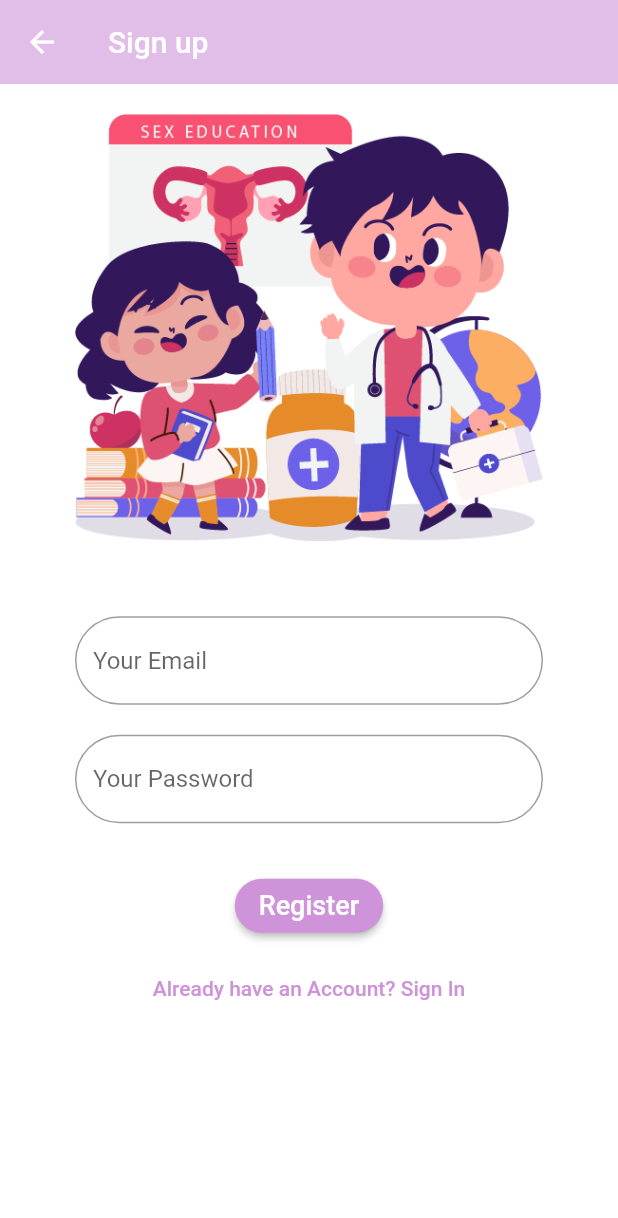
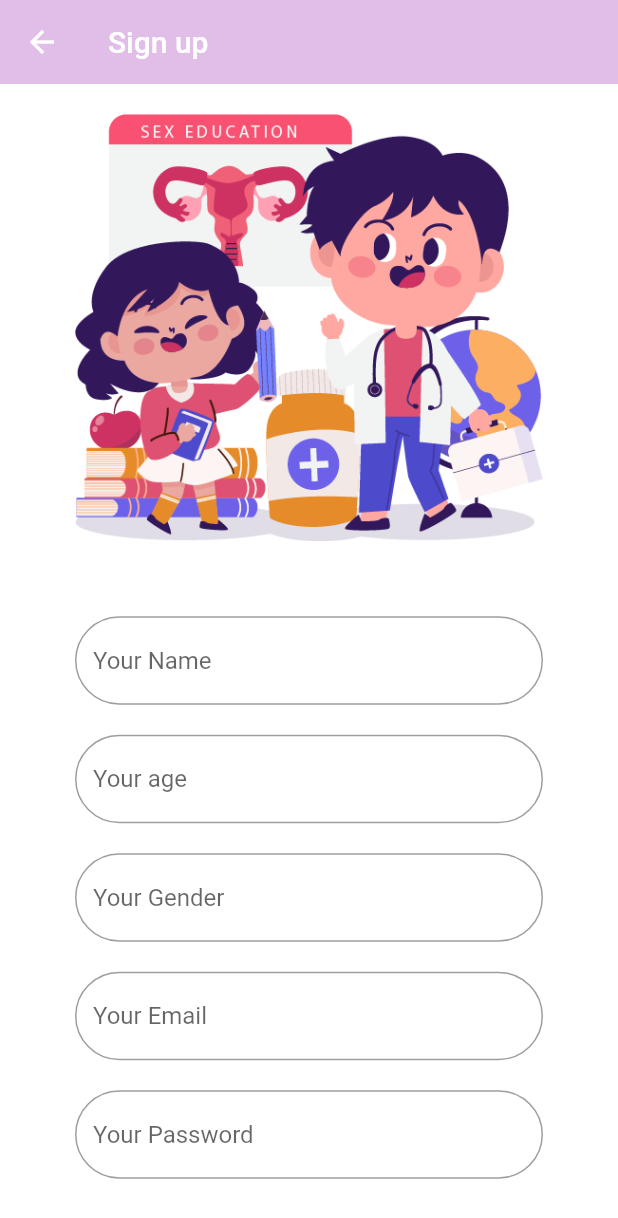
Before and after one commit to Ayushi-Singh-1903/Solution_Challenge, a Flutter app: the Register screen opened directly, on a phone screen of 412 x 824 dp. Shown: the top 1218 px of the screen. Run offline on Flutter 3.47's test engine with Material 2 defaults, Android fonts, the phone set to English and light mode, and no system bars; our stand-ins replace cloud_firestore, firebase_auth, firebase_core, flutter_spinkit; missing offline and left inert: url_launcher_android; accounts and stored records are empty.

Commit message:
new commit

```diff
--- a/lib/authentication/register.dart
+++ b/lib/authentication/register.dart
@@ -1,24 +1,29 @@
+import 'package:firebase_auth/firebase_auth.dart';
 import 'package:flutter/material.dart';
+import 'package:solution_challenge/loading.dart';
 import 'package:solution_challenge/service/auth.dart';
+import 'package:cloud_firestore/cloud_firestore.dart';
 class Register extends StatefulWidget {
   final  toggleView;
   const Register({Key? key,this.toggleView}):super(key:key);
-
-
-
   @override
   State<Register> createState() => _RegisterState();
 }
 
 class _RegisterState extends State<Register> {
+  final controller = TextEditingController();
   final AuthService _auth= AuthService();
   final _formKey = GlobalKey<FormState>();
+  bool loading = false;
   String email='';
+  String name= '';
+  String gender='';
+  String age='';
   String password='';
   String error='';
   @override
   Widget build(BuildContext context) {
-    return Scaffold(
+    return loading ? Loading() :Scaffold(
       resizeToAvoidBottomInset : false,
       backgroundColor: Colors.white,
       appBar: AppBar(
@@ -30,13 +35,52 @@ class _RegisterState extends State<Register> {
           padding:EdgeInsets.symmetric(vertical: 20.0,horizontal: 50.0),
           child: Form(
               key: _formKey,
-              child: Column(
+              child:ListView(
                 children: [
                   Container(
                     //height: 200,
                     child: Image.asset("images/register_img1.png"),
                   ),
                   SizedBox(height: 50.0),
+                  TextFormField(
+                      decoration: InputDecoration(
+                        hintText: "Your Name",
+                        border: OutlineInputBorder(
+                          borderRadius: BorderRadius.circular(50),
+                        ),
+                      ),
+                      validator: (val) => val!.isEmpty?'Enter name':null,
+                      onChanged: (val){
+                        setState(() => name=val);
+                      }
+                  ),
+                  SizedBox(height:20.0),
+                  TextFormField(
+                      decoration: InputDecoration(
+                        hintText: "Your age",
+                        border: OutlineInputBorder(
+                          borderRadius: BorderRadius.circular(50),
+                        ),
+                      ),
+                      validator: (val) => val!.isEmpty?'Enter age':null,
+                      onChanged: (val){
+                        setState(() => age=val);
+                      }
+                  ),
+                  SizedBox(height:20.0),
+                  TextFormField(
+                      decoration: InputDecoration(
+                        hintText: "Your Gender",
+                        border: OutlineInputBorder(
+                          borderRadius: BorderRadius.circular(50),
+                        ),
+                      ),
+                      validator: (val) => val!.isEmpty?'Enter Gender':null,
+                      onChanged: (val){
+                        setState(() => gender=val);
+                      }
+                  ),
+                  SizedBox(height:20.0),
                   TextFormField(
                       decoration: InputDecoration(
                         hintText: "Your Email",
@@ -78,10 +122,24 @@ class _RegisterState extends State<Register> {
                         ),
                       ),
                       onPressed: () async{
+                        setState(() {
+                          loading = true;
+                        });
+
+                        //odk
+                        final user=User2(
+                          name: name,
+                          gender: gender    ,
+                          age: age,
+                        );
+                          createUser(user);
                         if(_formKey.currentState!.validate()){
                           dynamic result = await _auth.registerWithEmailAndPassword(email, password);
                           if(result==null){
-                            setState(()=>error='Please type a valid Email');
+                            setState(() {
+                              error = 'Please type a valid Email';
+                              loading = false;
+                            });
                           }
                         }
                       },
@@ -105,4 +163,25 @@ class _RegisterState extends State<Register> {
       ),
     );
   }
+
+  void createUser(User2 user) async{
+    final docUser = FirebaseFirestore.instance.collection('users').doc();
+    final json=user.toJson();
+    await docUser.set(json);
+  }
 }
+class User2{
+  late final String name;
+  late final String gender;
+  late final String age;
+  User2({
+    required this.name,
+    required this.gender,
+    required this.age,
+});
+  Map<String, dynamic> toJson() =>{
+    'name':name,
+    'gender':gender,
+    'age':age,
+  };
+}
--- a/lib/service/auth.dart
+++ b/lib/service/auth.dart
@@ -1,6 +1,7 @@
 import 'package:firebase_auth/firebase_auth.dart';
 import 'package:solution_challenge/models/user.dart';
-
+import 'package:solution_challenge/user.dart';
+import 'package:solution_challenge/authentication/register.dart';
 class AuthService{
 
   final FirebaseAuth _auth = FirebaseAuth.instance;
@@ -42,6 +43,7 @@ class AuthService{
     try{
       UserCredential result = await _auth.createUserWithEmailAndPassword(email: email, password: password);
       User? user = result.user;
+      //await User1(uid: user!.uid).updateUserData('name','');
       return _userfromFirebase(user!);
     }catch(e){
       print(e.toString());
--- /dev/null
+++ b/lib/user.dart
@@ -0,0 +1,23 @@
+
+
+import'package:cloud_firestore/cloud_firestore.dart';
+import 'package:flutter/cupertino.dart';
+
+class User1 {
+  final String uid;
+  User1({ required this.uid});
+  final CollectionReference userCollection = FirebaseFirestore.instance.collection('users');
+
+  Future updateUserData(String name,String email) async {
+    return await userCollection.doc(uid).set(
+      {
+        'name':name,
+        'email':email,
+      }
+    );
+  }
+//get stream
+Stream<QuerySnapshot> get users{
+    return userCollection.snapshots();
+}
+}
--- a/pubspec.yaml
+++ b/pubspec.yaml
@@ -41,6 +41,7 @@ dependencies:
   provider: ^6.0.5
   flutter_launcher_icons: ^0.12.0
   url_launcher: ^6.1.10
+  flutter_spinkit: ^5.1.0
 
 dev_dependencies:
   flutter_test:
```
Also changed, not shown: lib/Community/communityData.dart (+7 -1 lines), lib/authentication/signIn.dart (+9 -2 lines), lib/data.dart (+9 -0 lines), lib/loading.dart (added, +17 -0 lines), lib/main.dart (+4 -6 lines), lib/scroll.dart (+7 -3 lines), lib/searching/search.dart (added, +158 -0 lines), pubspec.lock.
